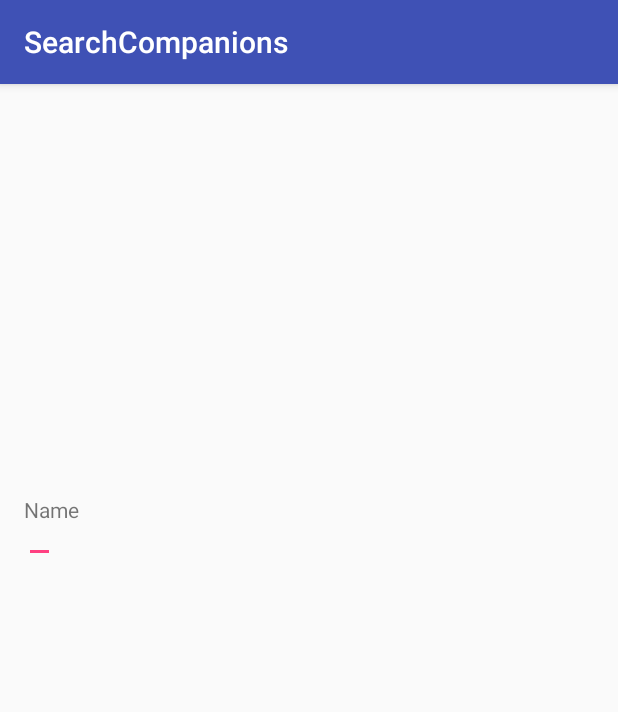
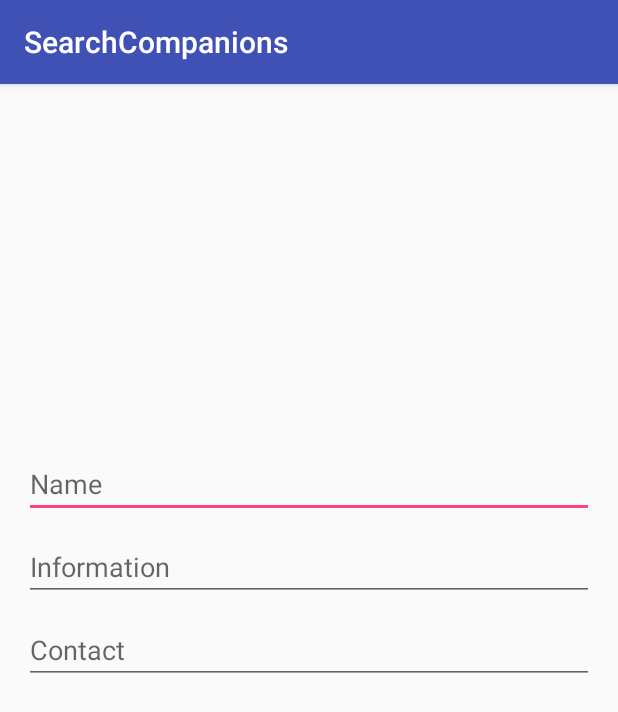
Before and after one commit to Italobrunomelo/SearchEscorts, an Android app: the screen it shows after launch (MainActivity), on a phone screen of 412 x 824 dp. Shown: the top 712 px of the screen. Run offline under Robolectric (Android 15) with nearby library versions, the phone set to English and light mode, and no system bars.

Commit message:
Main Activity

```diff
--- a/app/src/main/res/layout/activity_main.xml
+++ b/app/src/main/res/layout/activity_main.xml
@@ -9,27 +9,38 @@
     <android.support.v7.widget.AppCompatImageView
         android:layout_width="150dp"
         android:layout_height="50dp"
-        android:layout_weight="1"
-        android:layout_gravity="center"/>
+        android:layout_gravity="center"
+        android:layout_weight="1" />
 
-    <RelativeLayout
+    <LinearLayout
         android:layout_width="match_parent"
         android:layout_height="wrap_content"
         android:layout_weight="2"
-        >
-
-        <TextView
-            android:id="@+id/txtViewClient"
-            android:layout_width="wrap_content"
-            android:layout_height="wrap_content"
-            android:text="@string/name" />
+        android:orientation="vertical">
 
         <EditText
             android:id="@+id/editTextNome"
-            android:layout_width="wrap_content"
+            android:layout_width="match_parent"
             android:layout_height="wrap_content"
-            android:layout_below="@id/editTextNome"
-            android:layout_alignParentLeft="true"/>
-    </RelativeLayout>
+            android:layout_marginTop="10dp"
+            android:hint="@string/name" />
+
+        <EditText
+            android:id="@+id/editTextDescricao"
+            android:layout_width="match_parent"
+            android:layout_height="wrap_content"
+            android:layout_marginTop="10dp"
+            android:hint="@string/Information"
+            android:inputType="textMultiLine" />
+
+        <EditText
+            android:id="@+id/editTextPhone"
+            android:layout_width="match_parent"
+            android:layout_height="wrap_content"
+            android:layout_marginTop="10dp"
+            android:ems="10"
+            android:hint="@string/Phone"
+            android:inputType="phone" />
+    </LinearLayout>
 
 </LinearLayout>
--- a/app/src/main/res/values/strings.xml
+++ b/app/src/main/res/values/strings.xml
@@ -1,4 +1,6 @@
 <resources>
     <string name="app_name">SearchCompanions</string>
     <string name="name">Name</string>
+    <string name="Information">Information</string>
+    <string name="Phone">Contact</string>
 </resources>
```
